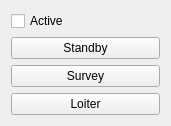
Before: the Qt Designer form rosdetails.ui in rolker/camp, drawn with Qt 5.
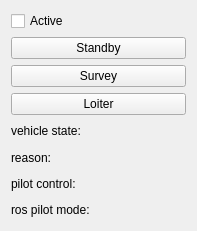
After: the same form once the commit is applied.

Commit message: Added vehicle status to ROS stuff. Improved AIS stuff.

What changed in the file:
```diff
--- a/rosdetails.ui
+++ b/rosdetails.ui
@@ -6,8 +6,8 @@
    <rect>
     <x>0</x>
     <y>0</y>
-    <width>171</width>
-    <height>122</height>
+    <width>197</width>
+    <height>231</height>
    </rect>
   </property>
   <layout class="QVBoxLayout" name="verticalLayout">
@@ -39,6 +39,34 @@
      </property>
     </widget>
    </item>
+   <item>
+    <widget class="QLabel" name="vehicleStateLabel">
+     <property name="text">
+      <string>vehicle state:</string>
+     </property>
+    </widget>
+   </item>
+   <item>
+    <widget class="QLabel" name="vehicleStateReasonLabel">
+     <property name="text">
+      <string>reason:</string>
+     </property>
+    </widget>
+   </item>
+   <item>
+    <widget class="QLabel" name="pilotControlLabel">
+     <property name="text">
+      <string>pilot control:</string>
+     </property>
+    </widget>
+   </item>
+   <item>
+    <widget class="QLabel" name="rosPilotModeLabel">
+     <property name="text">
+      <string>ros pilot mode:</string>
+     </property>
+    </widget>
+   </item>
   </layout>
  </widget>
  <resources/>
```
The commit also changes 4 other files.
